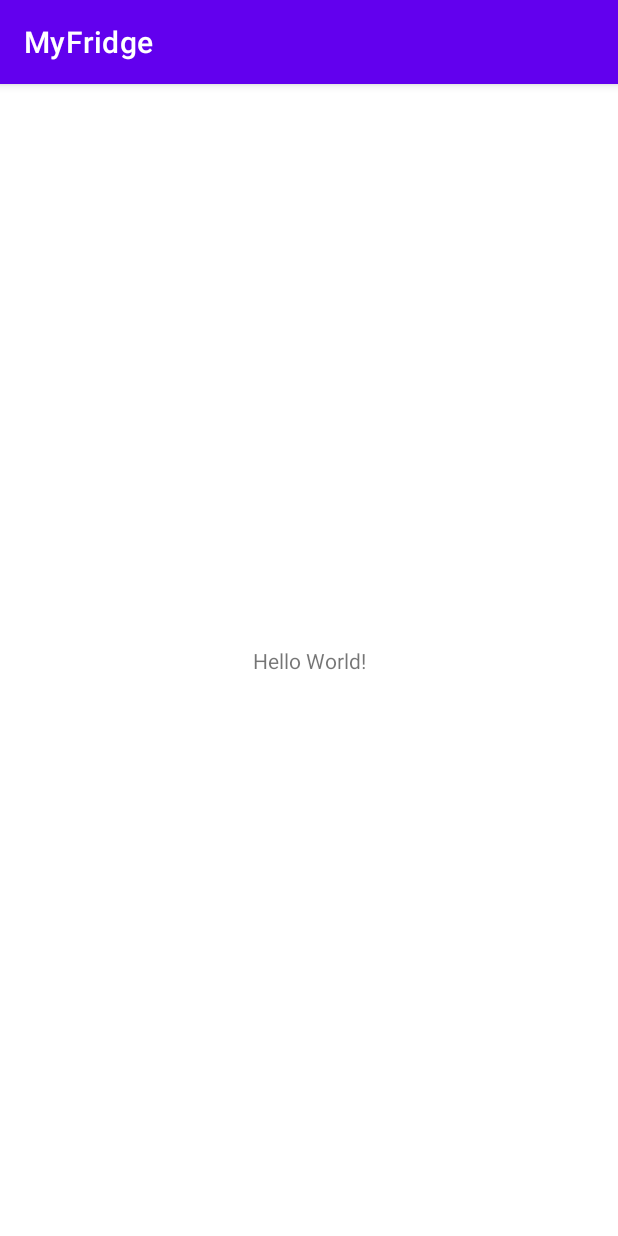
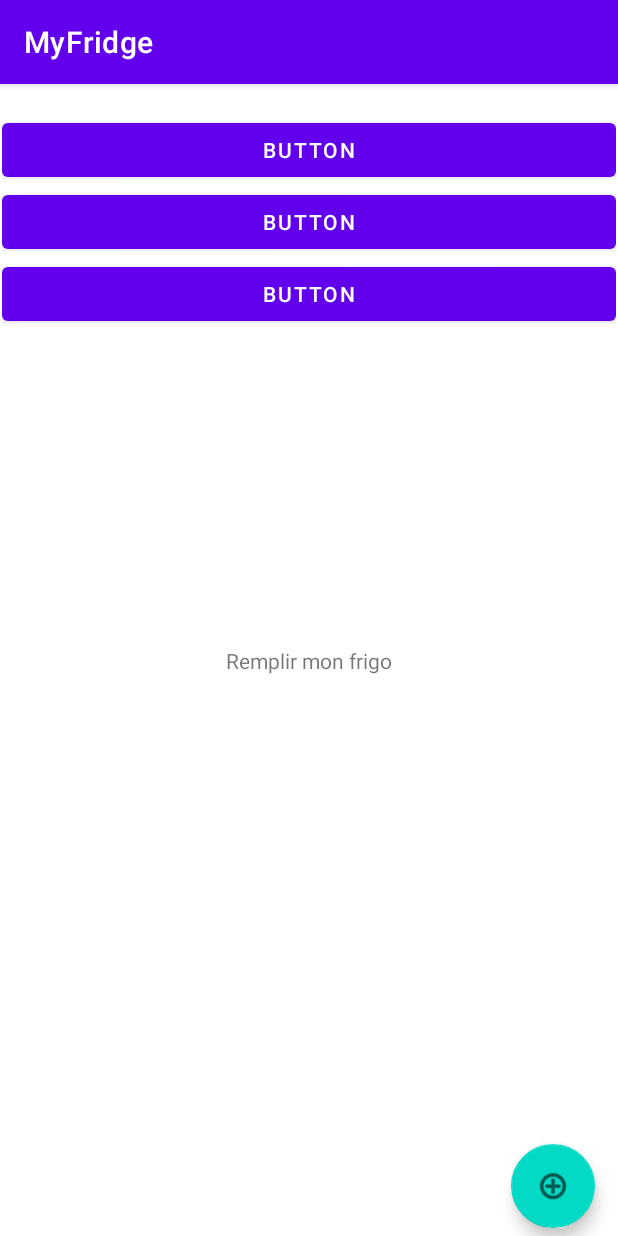
Before and after one commit to paul-dls/SaveFood, an Android app: the screen it shows after launch (MainActivity), on a phone screen of 412 x 824 dp. Run offline under Robolectric (Android 15) with nearby library versions, the phone set to English and light mode, and no system bars.

Commit message:
changement page d'accueil fichier xml

```diff
--- a/app/src/main/res/layout/activity_main.xml
+++ b/app/src/main/res/layout/activity_main.xml
@@ -7,12 +7,52 @@
     tools:context=".MainActivity">
 
     <TextView
+        android:id="@+id/textView"
         android:layout_width="wrap_content"
         android:layout_height="wrap_content"
-        android:text="Hello World!"
+        android:text="Remplir mon frigo"
         app:layout_constraintBottom_toBottomOf="parent"
         app:layout_constraintLeft_toLeftOf="parent"
         app:layout_constraintRight_toRightOf="parent"
         app:layout_constraintTop_toTopOf="parent" />
 
+    <LinearLayout
+        android:layout_width="409dp"
+        android:layout_height="354dp"
+        android:orientation="vertical"
+        app:layout_constraintBottom_toBottomOf="@id/textView"
+        app:layout_constraintLeft_toLeftOf="parent"
+        app:layout_constraintRight_toRightOf="parent"
+        app:layout_constraintTop_toTopOf="parent">
+
+        <Button
+            android:id="@+id/button2"
+            android:layout_width="match_parent"
+            android:layout_height="wrap_content"
+            android:text="Button" />
+
+        <Button
+            android:id="@+id/button3"
+            android:layout_width="match_parent"
+            android:layout_height="wrap_content"
+            android:text="Button" />
+
+        <Button
+            android:id="@+id/button4"
+            android:layout_width="match_parent"
+            android:layout_height="wrap_content"
+            android:text="Button" />
+    </LinearLayout>
+
+    <com.google.android.material.floatingactionbutton.FloatingActionButton
+        android:id="@+id/floatingActionButton"
+        android:layout_width="wrap_content"
+        android:layout_height="wrap_content"
+        android:clickable="true"
+        app:layout_constraintBottom_toBottomOf="parent"
+        app:layout_constraintRight_toRightOf="parent"
+        android:layout_marginBottom="5dp"
+        android:layout_marginRight="15dp"
+        app:srcCompat="@android:drawable/ic_menu_add" />
+
 </androidx.constraintlayout.widget.ConstraintLayout>
```
